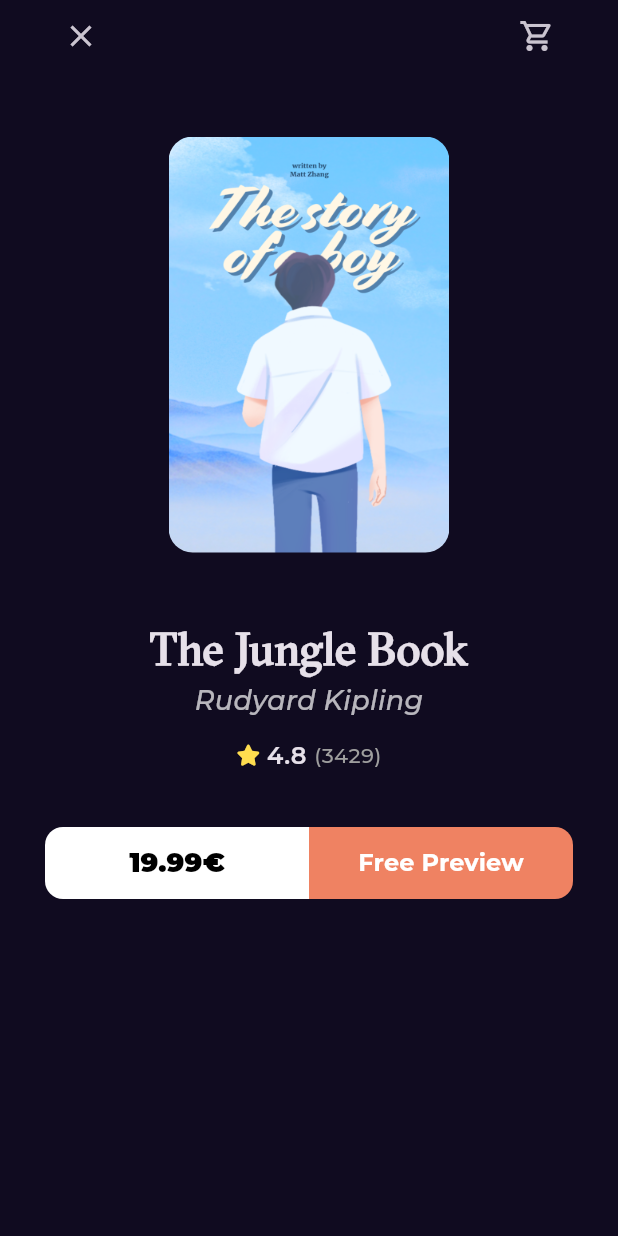
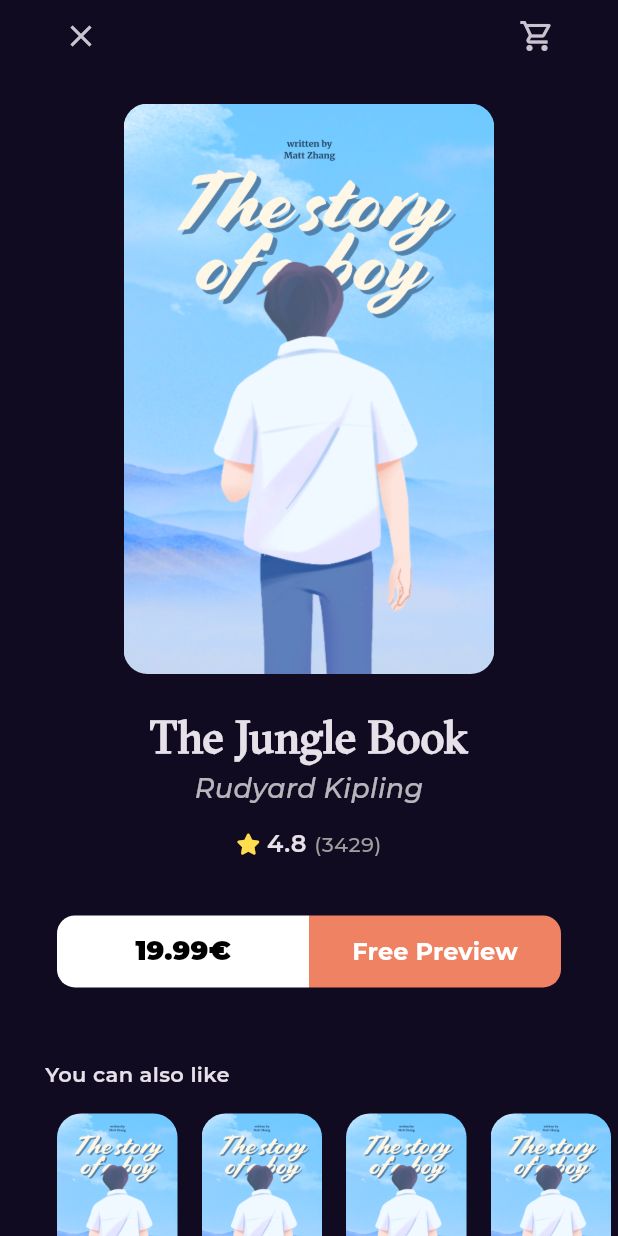
Before and after one commit to mano299/bookly, a Flutter app: the BookDetailsView screen opened by its route, on a phone screen of 412 x 824 dp. Run offline on Flutter 3.47's test engine with Material 3 defaults, Android fonts, the phone set to English and light mode, and no system bars; our stand-ins replace flutter_svg, font_awesome_flutter, go_router, google_fonts.

Commit message:
create similar list view & refactor book details view into sections

```diff
--- /dev/null
+++ b/lib/features/home/presention/widgets/book_details_section.dart
@@ -0,0 +1,35 @@
+import 'package:flutter/material.dart';
+
+import '../../../../core/utils/styles.dart';
+import 'book_rating.dart';
+import 'custom_book_item.dart';
+
+class BookDetailsSection extends StatelessWidget {
+  const BookDetailsSection({super.key});
+
+  @override
+  Widget build(BuildContext context) {
+    var width = MediaQuery.of(context).size.width;
+
+    return Column(
+      children: [
+        Padding(
+          padding: EdgeInsets.symmetric(horizontal: width * .2, vertical: 21),
+          child: CustomBookItem(),
+        ),
+        Text('The Jungle Book', style: Styles.textStyle30),
+        Text(
+          'Rudyard Kipling',
+          style: Styles.textStyle18.copyWith(
+              color: Colors.white.withOpacity(.7),
+              fontStyle: FontStyle.italic,
+              fontWeight: FontWeight.w500),
+        ),
+        const SizedBox(height: 12),
+        BookRating(
+          mainAxisAlignment: MainAxisAlignment.center,
+        ),
+      ],
+    );
+  }
+}
--- a/lib/features/home/presention/widgets/book_details_view_body.dart
+++ b/lib/features/home/presention/widgets/book_details_view_body.dart
@@ -1,42 +1,42 @@
-import 'package:bookly/core/utils/styles.dart';
-import 'package:bookly/features/home/presention/widgets/book_rating.dart';
 import 'package:bookly/features/home/presention/widgets/custom_book_details_app_bar.dart';
-import 'package:bookly/features/home/presention/widgets/custom_book_item.dart';
 import 'package:flutter/material.dart';
 
+import 'book_details_section.dart';
 import 'price_and_preview.dart';
+import 'similar_books_section.dart';
 
 class BookDetailsViewBody extends StatelessWidget {
   const BookDetailsViewBody({super.key});
 
   @override
   Widget build(BuildContext context) {
-    var width = MediaQuery.of(context).size.width;
-    return Padding(
-      padding: const EdgeInsets.symmetric(horizontal: 30.0),
+    return CustomScrollView(
+      slivers: [
+        SliverFillRemaining(
+          hasScrollBody: false,
           child: Column(
             children: [
-          SafeArea(child: CustomBookDetailsAppBar()),
+              SafeArea(
+                child: Padding(
+                  padding: const EdgeInsets.symmetric(horizontal: 30.0),
+                  child: CustomBookDetailsAppBar(),
+                ),
+              ),
+              BookDetailsSection(),
+              SizedBox(height: 36),
               Padding(
-            padding: EdgeInsets.symmetric(horizontal: width * .2, vertical: 43),
-            child: CustomBookItem(),
+                padding: const EdgeInsets.symmetric(horizontal: 38.0),
+                child: PriceAndPreview(),
               ),
-          Text('The Jungle Book', style: Styles.textStyle30),
-          Text(
-            'Rudyard Kipling',
-            style: Styles.textStyle18.copyWith(
-                color: Colors.white.withOpacity(.7),
-                fontStyle: FontStyle.italic,
-                fontWeight: FontWeight.w500),
+              SizedBox(height: 48),
+              Padding(
+                padding: const EdgeInsets.only(left: 30.0),
+                child: SimilarBooksSection(),
               ),
-          const SizedBox(height: 12),
-          BookRating(
-            mainAxisAlignment: MainAxisAlignment.center,
-          ),
-          SizedBox(height: 36),
-          PriceAndPreview(),
             ],
           ),
+        )
+      ],
     );
   }
 }
--- a/lib/features/home/presention/widgets/custom_book_item.dart
+++ b/lib/features/home/presention/widgets/custom_book_item.dart
@@ -7,7 +7,7 @@
   @override
   Widget build(BuildContext context) {
     return AspectRatio(
-      aspectRatio: 2.7/4,
+      aspectRatio: 2.6/4,
       child: Container(
         decoration: BoxDecoration(
           borderRadius: BorderRadius.circular(16),
--- /dev/null
+++ b/lib/features/home/presention/widgets/similar_books_section.dart
@@ -0,0 +1,25 @@
+import 'package:bookly/core/utils/styles.dart';
+import 'package:bookly/features/home/presention/widgets/similar_list_view.dart';
+import 'package:flutter/material.dart';
+
+class SimilarBooksSection extends StatelessWidget {
+  const SimilarBooksSection({super.key});
+
+  @override
+  Widget build(BuildContext context) {
+    return Column(
+      crossAxisAlignment: CrossAxisAlignment.start,
+      children: [
+        Text(
+            'You can also like',
+            style: Styles.textStyle14.copyWith(
+              fontWeight: FontWeight.w600,
+            ),
+        ),
+        SizedBox(height: 16),
+        SimilarListView(),
+        SizedBox(height: 40),
+      ],
+    );
+  }
+}
--- /dev/null
+++ b/lib/features/home/presention/widgets/similar_list_view.dart
@@ -0,0 +1,22 @@
+import 'package:bookly/features/home/presention/widgets/custom_book_item.dart';
+import 'package:flutter/material.dart';
+
+class SimilarListView extends StatelessWidget {
+  const SimilarListView({super.key});
+
+  @override
+  Widget build(BuildContext context) {
+    return SizedBox(
+      height: MediaQuery.of(context).size.height * .15,
+      child: ListView.builder(
+        padding: EdgeInsets.zero,
+        itemBuilder: (context, index) => Padding(
+          padding: const EdgeInsets.symmetric(horizontal: 8.0),
+          child: CustomBookItem(),
+        ),
+        scrollDirection: Axis.horizontal,
+        itemCount: 5,
+      ),
+    );
+  }
+}
```
Lines whose indentation alone changed are shown as unchanged.
